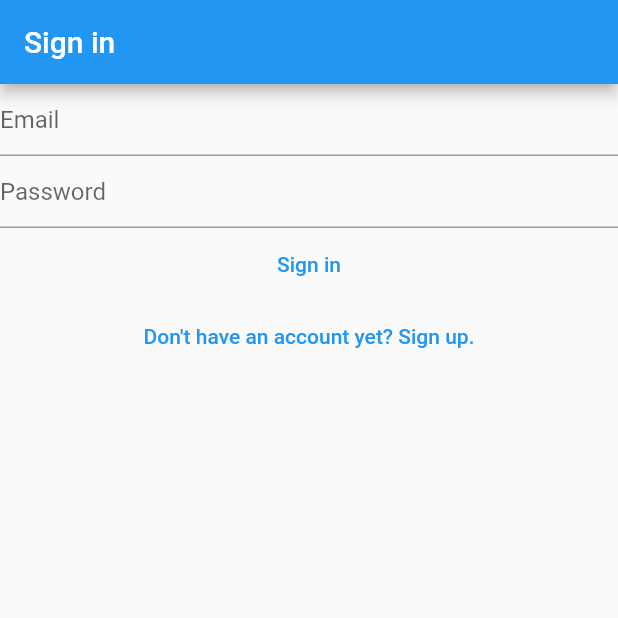
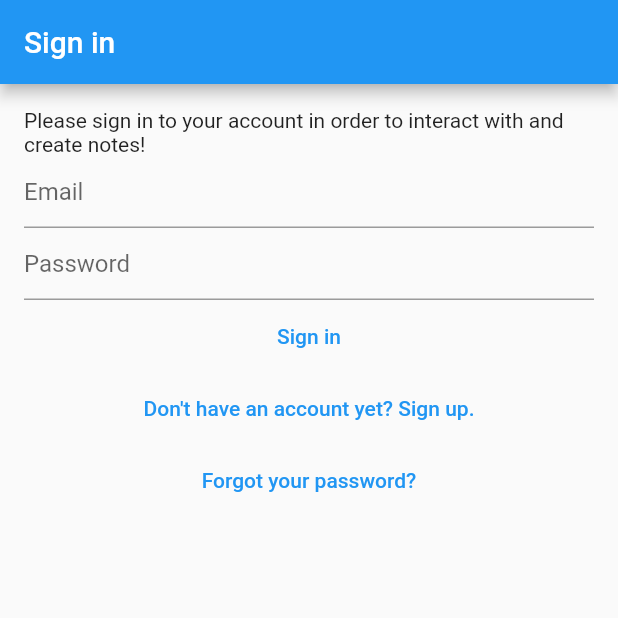
Before and after one commit to dmiky-xamk/learningdart, a Flutter app: the screen it shows after launch, on a phone screen of 412 x 824 dp, the top half of it. Run offline on Flutter 3.47's test engine with Material 2 defaults, Android fonts, the phone set to English and light mode, and no system bars; our stand-ins replace bloc, cloud_firestore, equatable, firebase_auth, firebase_core, flutter_bloc and 1 more; accounts and stored records are empty; generated files the repository leaves out were written again.

Commit message:
step-27 | chapter 44

```diff
--- a/lib/main.dart
+++ b/lib/main.dart
@@ -6,6 +6,7 @@ import 'package:learningdart/services/auth/bloc/auth_bloc.dart';
 import 'package:learningdart/services/auth/bloc/auth_event.dart';
 import 'package:learningdart/services/auth/bloc/auth_state.dart';
 import 'package:learningdart/services/auth/firebase_auth_provider.dart';
+import 'package:learningdart/views/forgot_password_view.dart';
 import 'package:learningdart/views/login_view.dart';
 import 'package:learningdart/views/notes/create_update_note_view.dart';
 import 'package:learningdart/views/register_view.dart';
@@ -52,6 +53,7 @@ class HomePage extends StatelessWidget {
 
     return BlocConsumer<AuthBloc, AuthState>(
       listener: (context, state) {
+        // * Listener tarkkailee kaikkien statejen isLoading flagia ja tuottaa tarvittaessa side-effectin
         if (state.isLoading) {
           LoadingScreen().show(
             context: context,
@@ -70,6 +72,8 @@ class HomePage extends StatelessWidget {
           return const LoginView();
         } else if (state is AuthStateRegistering) {
           return const RegisterView();
+        } else if (state is AuthStateForgotPassword) {
+          return const ForgotPasswordView();
         } else {
           return const Scaffold(
             body: CircularProgressIndicator(),
--- a/lib/services/auth/auth_service.dart
+++ b/lib/services/auth/auth_service.dart
@@ -5,7 +5,7 @@ import 'auth_user.dart';
 
 // ! TODO Pitääkö metodien olla async sillä AuthProvider Firebase metodid ovat?
 
-// ? Why is AuthService an AuthProvider?
+// ? AuthService delegatee toiminnallisuuden sitä käyttävälle providerille
 // * It relays the messages of the given auth provider, but can have more logic
 // * Exposes the implementation of its provider
 class AuthService implements AuthProvider {
@@ -48,4 +48,8 @@ class AuthService implements AuthProvider {
 
   @override
   Future<void> initialize() => provider.initialize();
+
+  @override
+  Future<void> sendPasswordReset({required String toEmail}) =>
+      provider.sendPasswordReset(toEmail: toEmail);
 }
--- a/lib/services/auth/bloc/auth_event.dart
+++ b/lib/services/auth/bloc/auth_event.dart
@@ -42,3 +42,10 @@ class AuthEventRegister extends AuthEvent {
 class AuthEventShouldRegister extends AuthEvent {
   const AuthEventShouldRegister();
 }
+
+// * Salasana unohtunut
+class AuthEventForgotPassword extends AuthEvent {
+  final String? email;
+
+  const AuthEventForgotPassword({required this.email});
+}
--- a/lib/services/auth/bloc/auth_state.dart
+++ b/lib/services/auth/bloc/auth_state.dart
@@ -8,6 +8,7 @@ import 'package:equatable/equatable.dart';
 // * Tehdään immutable abstract class ilman logiikkaa joista muut perii
 @immutable
 abstract class AuthState {
+  // * Kaikki perivät isLoading joten statet voivat käyttää sitä
   final bool isLoading;
   final String? loadingText;
 
@@ -75,3 +76,16 @@ class AuthStateRegistering extends AuthState {
   const AuthStateRegistering({required this.exception, required bool isLoading})
       : super(isLoading: isLoading);
 }
+
+// * Tästäkin classista voi olla useampi stateja joten
+// * täytyy miettiä mitä voidaan lähettää ohjelmalle
+class AuthStateForgotPassword extends AuthState {
+  final Exception? exception;
+  final bool hasSentEmail;
+
+  const AuthStateForgotPassword({
+    required this.exception,
+    required this.hasSentEmail,
+    required bool isLoading,
+  }) : super(isLoading: isLoading);
+}
--- /dev/null
+++ b/lib/utilities/dialogs/password_reset_email_sent_dialog.dart
@@ -0,0 +1,13 @@
+import 'package:flutter/material.dart';
+import 'package:learningdart/utilities/dialogs/generic_dialog.dart';
+
+Future<void> showPasswordResetEmailSentDialog(BuildContext context) {
+  return showGenericDialog<void>(
+    context: context,
+    title: "Password Reset",
+    content: "Please check your email to reset your password.",
+    optionsBuilder: () => {
+      "OK": null,
+    },
+  );
+}
--- a/lib/views/login_view.dart
+++ b/lib/views/login_view.dart
@@ -67,13 +67,18 @@ class _LoginViewState extends State<LoginView> {
     context.read<AuthBloc>().add(const AuthEventShouldRegister());
   }
 
+  void navToForgotYourPasswordView() {
+    context.read<AuthBloc>().add(AuthEventForgotPassword(email: _email.text));
+  }
+
   @override
   Widget build(BuildContext context) {
     return BlocListener<AuthBloc, AuthState>(
       listener: (context, state) async {
         if (state is AuthStateSignedOut) {
           if (state.exception is UserNotFoundAuthException) {
-            await showErrorDialogWrapper("User not found");
+            await showErrorDialogWrapper(
+                "Cannot find a user with the entered credentials.");
           } else if (state.exception is WrongPasswordAuthException) {
             await showErrorDialogWrapper("Wrong credentials");
           } else if (state.exception is GenericAuthException) {
@@ -83,8 +88,12 @@ class _LoginViewState extends State<LoginView> {
       },
       child: Scaffold(
         appBar: AppBar(title: const Text("Sign in")),
-        body: Column(
+        body: Padding(
+          padding: const EdgeInsets.all(16.0),
+          child: Column(
             children: [
+              const Text(
+                  "Please sign in to your account in order to interact with and create notes!"),
               TextField(
                 decoration: const InputDecoration(hintText: "Email"),
                 autocorrect: false,
@@ -106,8 +115,13 @@ class _LoginViewState extends State<LoginView> {
               TextButton(
                 onPressed: navToRegisterView,
                 child: const Text("Don't have an account yet? Sign up."),
+              ),
+              TextButton(
+                onPressed: navToForgotYourPasswordView,
+                child: const Text("Forgot your password?"),
               )
             ],
+          ),
         ),
       ),
     );
```
Also changed, not shown: lib/services/auth/auth_provider.dart (+3 -4 lines), lib/services/auth/bloc/auth_bloc.dart (+48 -0 lines), lib/services/auth/firebase_auth_provider.dart (+18 -0 lines), lib/views/forgot_password_view.dart (added, +100 -0 lines), lib/views/register_view.dart (+24 -8 lines), 1 other file. Lines whose indentation alone changed are shown as unchanged.
